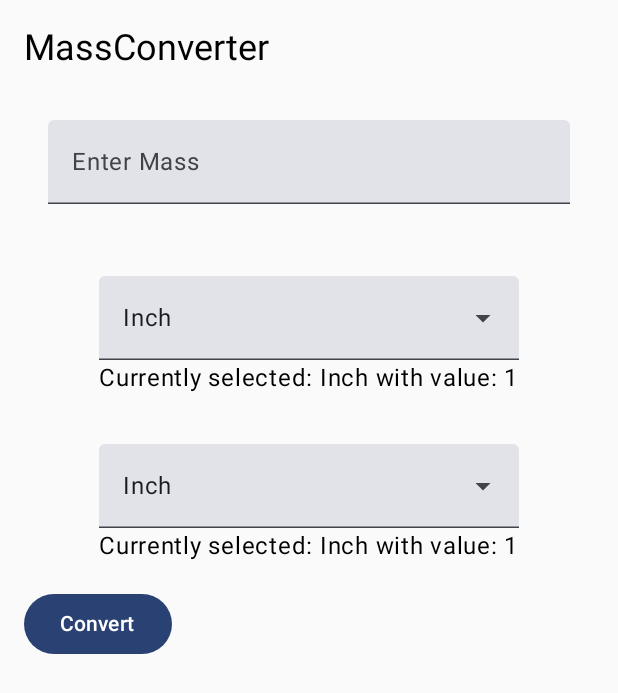
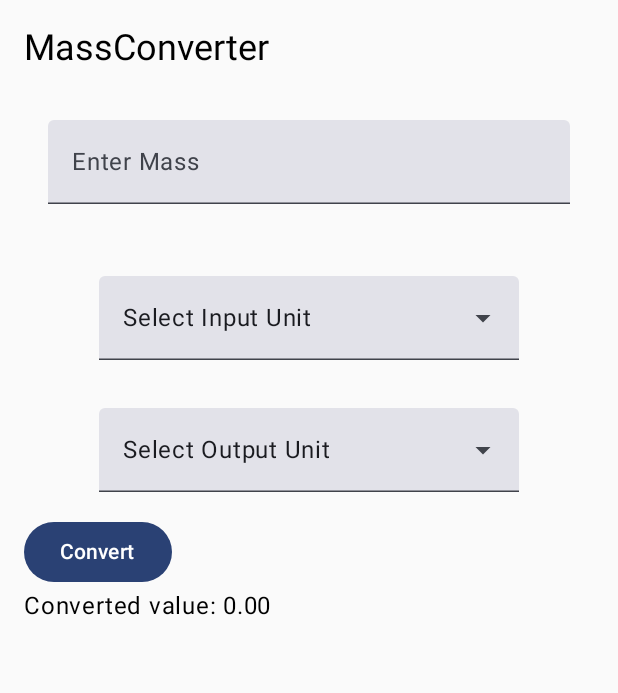
Before and after one commit to Vytautasmart/MassConverter, an Android app built with Jetpack Compose: the screen it shows after launch (MainActivity), on a phone screen of 412 x 824 dp. Shown: the top 693 px of the screen. Run offline under Robolectric (Android 15) with nearby library versions, the phone set to English and light mode, and no system bars.

Commit message:
Added Button function and converted map to dataclass - Needs more error toasts

```diff
--- a/app/src/main/java/com/uog/massconverter/MainActivity.kt
+++ b/app/src/main/java/com/uog/massconverter/MainActivity.kt
@@ -23,6 +23,7 @@ import androidx.compose.material3.Text
 import androidx.compose.material3.TextField
 import androidx.compose.runtime.Composable
 import androidx.compose.runtime.getValue
+import androidx.compose.runtime.mutableDoubleStateOf
 import androidx.compose.runtime.mutableStateOf
 import androidx.compose.runtime.remember
 import androidx.compose.runtime.setValue
@@ -34,6 +35,7 @@ import androidx.compose.ui.text.input.KeyboardType
 import androidx.compose.ui.tooling.preview.Preview
 import androidx.compose.ui.unit.dp
 import com.uog.massconverter.ui.theme.MassConverterTheme
+import java.text.DecimalFormat
 
 
 class MainActivity : ComponentActivity() {
@@ -52,17 +54,11 @@ class MainActivity : ComponentActivity() {
     @Composable
     fun WeightConverterApp() {
         var massEntered by remember { mutableStateOf("") }
-        val inputMassUnit by remember { mutableStateOf("") }
-        val outputMassUnit by remember { mutableStateOf("") }
-        var convertedValue by remember { mutableStateOf("") }
-        /*
-        val numberFormat = remember {
-            NumberFormat.getInstance().apply {
-                maximumFractionDigits = 2
-                minimumFractionDigits = 2
-            }
-        }
-*/
+        var inputMassUnit by remember { mutableStateOf<MassUnit?>(null) }
+        var outputMassUnit by remember { mutableStateOf<MassUnit?>(null) }
+        var convertedValue by remember { mutableDoubleStateOf(0.0) }
+        val decimalFormat = DecimalFormat("#.00")
+
         val context = LocalContext.current
         Column(modifier = Modifier
             .padding(16.dp)
@@ -85,22 +81,24 @@ class MainActivity : ComponentActivity() {
 
             Spacer(modifier = Modifier.height(16.dp))
 
-            DropdownInputMass()
+            DropdownInputMass(
+                units = massUnits,
+                selectedMassUnit = inputMassUnit,
+                onUnitSelected = {inputMassUnit = it})
 
-            DropdownOutputMass()
+            DropdownOutputMass(
+                units = massUnits,
+                selectedMassUnit = outputMassUnit,
+                onUnitSelected = {outputMassUnit = it})
 
             Spacer(modifier = Modifier.width(16.dp))
 
             Button(onClick =  {
+                val inputValue = massEntered.toDoubleOrNull() ?: 0.0
+                if (inputValue> 0 && inputMassUnit != null && outputMassUnit != null) {
 
-                if (massEntered.isNotEmpty() && list.containsKey(inputMassUnit) && list.containsKey(outputMassUnit)) {
-                    val inputValue = massEntered.toDoubleOrNull() ?: 0.0 // Parse the massEntered to a Double
-                    val inputUnitValue = list[inputMassUnit] ?: 1        // Get the integer value for inputMassUnit
-                    val outputUnitValue = list[outputMassUnit] ?: 1      // Get the integer value for outputMassUnit
-
-                    // Perform the conversion
-                    convertedValue = (inputValue * inputUnitValue / outputUnitValue).toString()       //convertedValue = (massEntered * inputMassUnit)/outputMassUnit
-
+                    // Performs the conversion
+                    convertedValue = (inputValue * inputMassUnit!!.value / outputMassUnit!!.value)  //convertedValue = (massEntered * inputMassUnit)/outputMassUnit
 
                 } else {
                     Toast.makeText(context, "Mass must be greater than 0",
@@ -108,8 +106,9 @@ class MainActivity : ComponentActivity() {
                 }
             }) {
                 Text(text = "Convert")
+            }
+            Text(text = "Converted value: ${String.format("%.2f", convertedValue)}")
 
-            }
         }
     }
 
@@ -126,10 +125,12 @@ class MainActivity : ComponentActivity() {
 
 @OptIn(ExperimentalMaterial3Api::class)
 @Composable
-fun DropdownInputMass() {
+fun DropdownInputMass(
+    units: List<MassUnit>,
+    selectedMassUnit: MassUnit?,
+    onUnitSelected: (MassUnit) -> Unit) {
 
     var isExpanded by remember { mutableStateOf(false) }
-    var selectedText by remember { mutableStateOf(list.keys.first())}
 
     Column(
         modifier = Modifier
@@ -143,36 +144,37 @@ fun DropdownInputMass() {
         ){
             TextField(
                 modifier = Modifier.menuAnchor(),
-                value = selectedText,
-                onValueChange = {},
+                value = selectedMassUnit?.name ?: "Select Input Unit",
+                onValueChange = { },
                 readOnly = true,
                 trailingIcon = { ExposedDropdownMenuDefaults.TrailingIcon(expanded = isExpanded)}
             )
 
-            ExposedDropdownMenu(expanded = isExpanded, onDismissRequest = {isExpanded = false}) {
-                list.keys.forEachIndexed { _, text ->
+            ExposedDropdownMenu(
+                expanded = isExpanded,
+                onDismissRequest = {isExpanded = false}) {
+                units.forEach { unit ->
                     DropdownMenuItem(
-                        text = { Text(text = text)},
+                        text = { Text(text = unit.name)},
                         onClick = {
-                            selectedText = text
+                            onUnitSelected(unit)
                             isExpanded = false},
                         contentPadding = ExposedDropdownMenuDefaults.ItemContentPadding
                     )
                 }
             }
         }
-        val inputMassUnit = list[selectedText] ?: 0 // Default to 0 if not found
-
-        Text(text = "Currently selected: $selectedText with value: $inputMassUnit")
     }
 }
 
 @OptIn(ExperimentalMaterial3Api::class)
 @Composable
-fun DropdownOutputMass() {
+fun DropdownOutputMass(
+    units: List<MassUnit>,
+    selectedMassUnit: MassUnit?,
+    onUnitSelected: (MassUnit) -> Unit) {
 
     var isExpanded by remember { mutableStateOf(false) }
-    var selectedText by remember { mutableStateOf(list.keys.first())}
 
     Column(
         modifier = Modifier
@@ -186,26 +188,23 @@ fun DropdownOutputMass() {
         ){
             TextField(
                 modifier = Modifier.menuAnchor(),
-                value = selectedText,
+                value = selectedMassUnit?.name ?: "Select Output Unit",
                 onValueChange = {},
                 readOnly = true,
                 trailingIcon = { ExposedDropdownMenuDefaults.TrailingIcon(expanded = isExpanded)}
             )
 
             ExposedDropdownMenu(expanded = isExpanded, onDismissRequest = {isExpanded = false}) {
-                list.keys.forEachIndexed { _, text ->
+                units.forEach { unit ->
                     DropdownMenuItem(
-                        text = { Text(text = text)},
+                        text = { Text(text = unit.name)},
                         onClick = {
-                            selectedText = text
+                            onUnitSelected(unit)
                             isExpanded = false},
                         contentPadding = ExposedDropdownMenuDefaults.ItemContentPadding
                     )
                 }
             }
         }
-        val outputMassUnit = list[selectedText] ?: 0 // Default to 0 if not found
-
-        Text(text = "Currently selected: $selectedText with value: $outputMassUnit")
     }
 }
--- a/app/src/main/java/com/uog/massconverter/MassUnits.kt
+++ b/app/src/main/java/com/uog/massconverter/MassUnits.kt
@@ -1,8 +1,46 @@
 package com.uog.massconverter
 
+import android.health.connect.datatypes.units.Mass
+
+/*
 val list  = mapOf(
     "Inch" to 1,
     "foot" to 12,
     "yard" to 36,
     "mile" to 63360
 )
+*/
+data class MassUnit(val name: String, val value: Int, )
+
+val massUnits = listOf(
+    MassUnit("Inch", 1),
+    MassUnit("Foot", 12),
+    MassUnit("Yard", 36),
+    MassUnit("Mile", 63360),
+    MassUnit("Stick", 2),
+    MassUnit("Hand", 4),
+    MassUnit("Nautical Mile", 72960),
+    MassUnit("League", 218880),
+    MassUnit("Palm", 3),
+    MassUnit("Span", 9),
+    MassUnit("Cubit", 18),
+    MassUnit("Link", 18),
+    MassUnit("Shaftment", 6),
+    MassUnit("Pace", 30),
+    MassUnit("Grade", 60),
+    MassUnit("Step", 60),
+    MassUnit("Rope", 240),
+    MassUnit("Ramsden's Chain", 1200),
+    MassUnit("Roman mile", 60000),
+    MassUnit("Ell", 45),
+    MassUnit("Skein", 4320),
+    MassUnit("Spindle", 518400),
+    MassUnit("Rod", 198),
+    MassUnit("Pole", 198),
+    MassUnit("Perch", 198),
+    MassUnit("Gunters chain", 792),
+    MassUnit("Furlong", 7920),
+    MassUnit("Fathom", 72),
+    MassUnit("Shackle", 1080),
+    MassUnit("Cable", 7200)
+)
```
